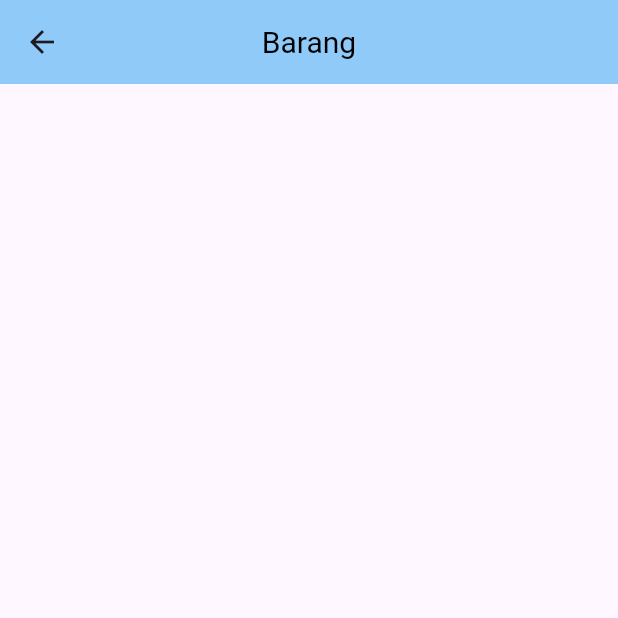
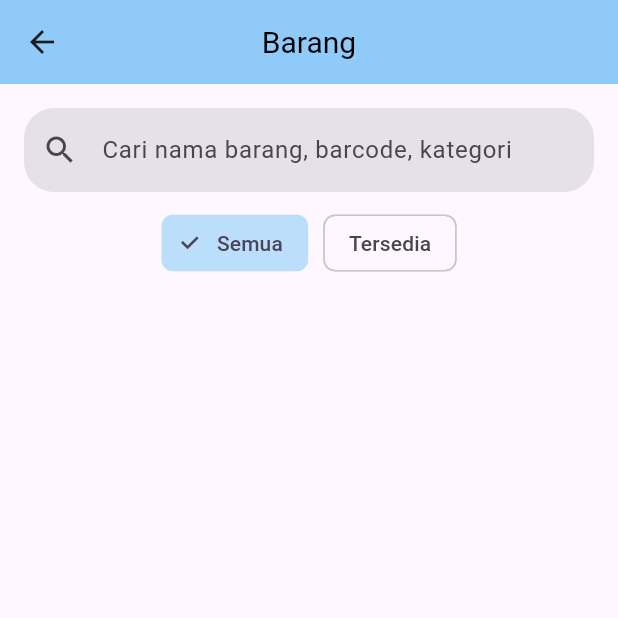
Before and after one commit to bagasrivan/BMKG-Inventory-App, a Flutter app: the InventoryPage screen opened directly, on a phone screen of 412 x 824 dp, the top half of it. Run offline on Flutter 3.47's test engine with Material 3 defaults, Android fonts, the phone set to English and light mode, and no system bars.

Commit message:
Selesai hari Senin 24 Februari

```diff
--- a/lib/inventoryPage.dart
+++ b/lib/inventoryPage.dart
@@ -1,3 +1,4 @@
+import 'package:flutter/foundation.dart';
 import 'package:flutter/material.dart';
 
 class InventoryPage extends StatefulWidget {
@@ -7,6 +8,33 @@ class InventoryPage extends StatefulWidget {
 }
 
 class _InventoryState extends State<InventoryPage> {
+  List<String> categories = ["Semua", "Tersedia"];
+  String selectedCategory = "Semua";
+
+  List<Map<String, String>> items = [
+    {
+      "name": "Handy Talky",
+      "category": "Peralatan Operasional",
+      "location": "Gudang Operasional",
+      "status": "Tersedia",
+      "image": "assets/ht.png"
+    },
+    {
+      "name": "Mobil Dinas BMKG",
+      "category": "Kendaraan Operasional",
+      "location": "Gudang Stasiun",
+      "status": "Tersedia",
+      "image": "assets/car.png"
+    },
+    {
+      "name": "Printer Canon TS9521C",
+      "category": "Alat Tulis Kantor",
+      "location": "Gudang TU",
+      "status": "Tersedia",
+      "image": "assets/printer.png"
+    },
+  ];
+
   Widget build(BuildContext context) {
     return Scaffold(
       appBar: AppBar(
@@ -15,6 +43,45 @@ class _InventoryState extends State<InventoryPage> {
         backgroundColor: Colors.blue[200],
         titleTextStyle: TextStyle(fontSize: 20, color: Colors.black),
       ),
+      body: Padding(
+        padding: const EdgeInsets.all(16),
+        child: Column(children: [
+          TextField(
+            decoration: InputDecoration(
+                hintText: 'Cari nama barang, barcode, kategori',
+                prefixIcon: Icon(Icons.search),
+                filled: true,
+                fillColor: Colors.grey[60],
+                border: OutlineInputBorder(
+                    borderRadius: BorderRadius.circular(20),
+                    borderSide: BorderSide.none)),
+          ),
+          SizedBox(
+            height: 10,
+          ),
+          SingleChildScrollView(
+            scrollDirection: Axis.horizontal,
+            child: Row(
+              children: categories.map(
+                (categories) {
+                  return Padding(
+                    padding: const EdgeInsets.symmetric(horizontal: 5),
+                    child: ChoiceChip(
+                        label: Text(categories),
+                        selected: selectedCategory == categories,
+                        selectedColor: Colors.blue[100],
+                        onSelected: (bool selected) {
+                          setState(() {
+                            selectedCategory = categories;
+                          });
+                        }),
+                  );
+                },
+              ).toList(),
+            ),
+          ),
+        ]),
+      ),
     );
   }
 }
```
